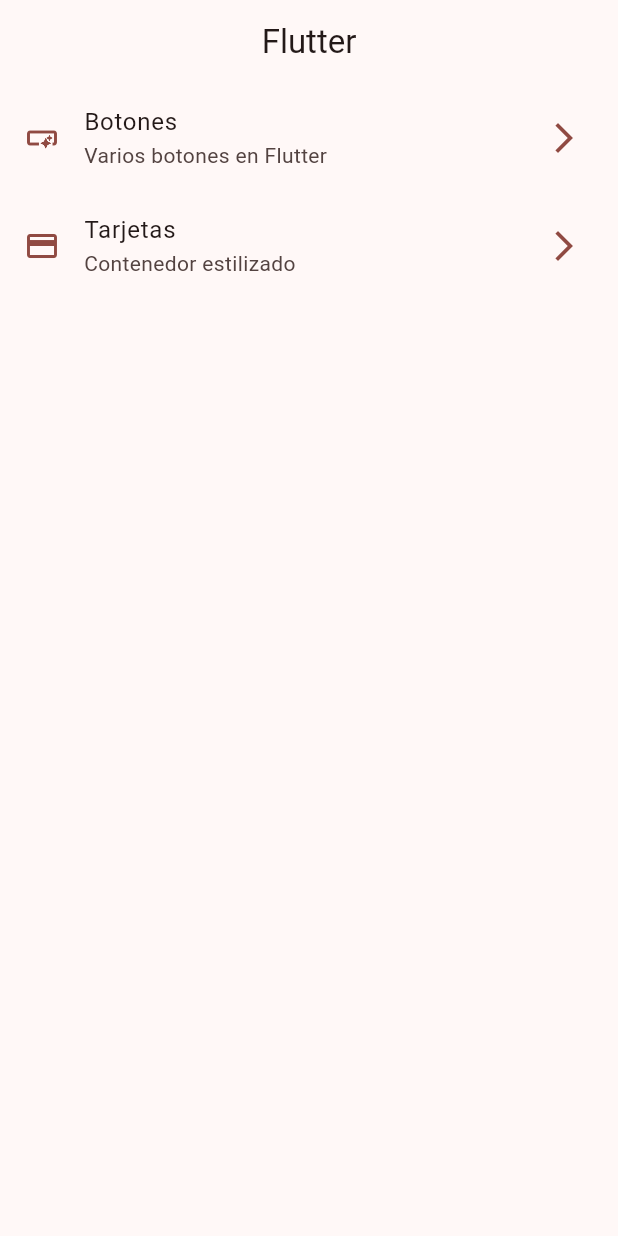
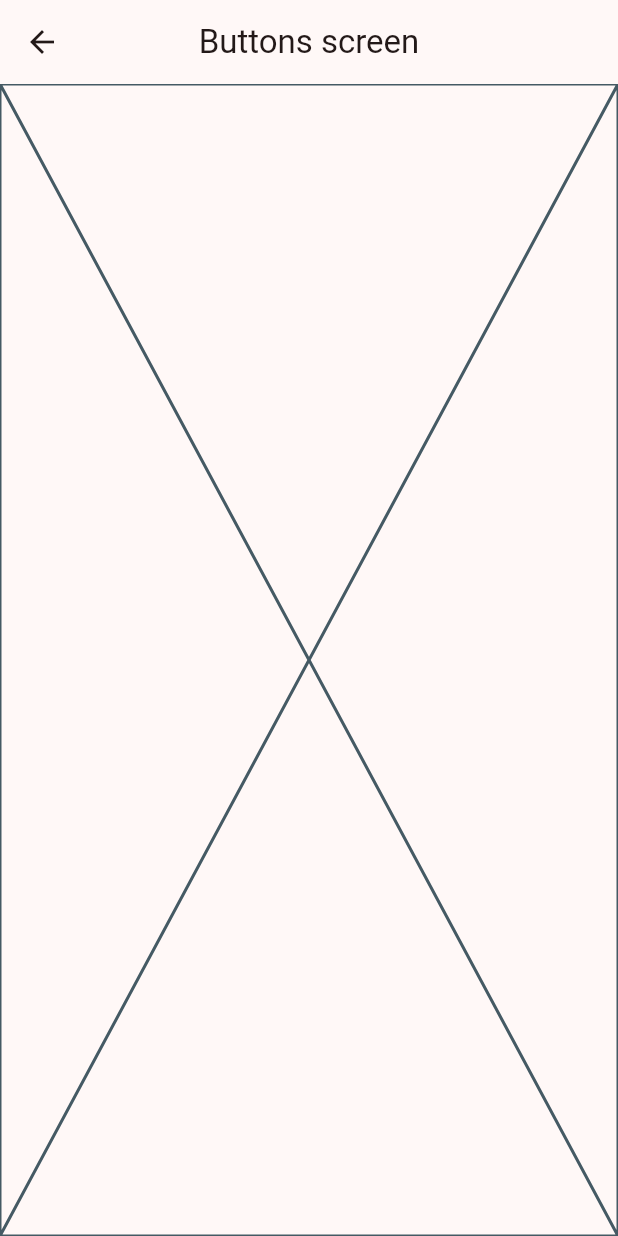
Before and after one commit to Gaan21/Flutter, a Flutter app: the screen it shows after launch, after a tap on "Botones", on a phone screen of 412 x 824 dp. Run offline on Flutter 3.47's test engine with Material 2 defaults, Android fonts, the light colour scheme and no system bars; our stand-ins replace animate_do, dio, go_router, video_player; network calls fail.

Commit message:
Go router configurado

```diff
--- a/widgets_app/lib/config/menu/menu_items.dart
+++ b/widgets_app/lib/config/menu/menu_items.dart
@@ -18,13 +18,13 @@
   MenuItem(
     title: "Botones",
     subtitle: "Varios botones en Flutter",
-    link: "/Buttons",
+    link: "/buttons",
     icon: Icons.smart_button_outlined,
   ),
   MenuItem(
     title: "Tarjetas",
     subtitle: "Contenedor estilizado",
-    link: "/Cards",
+    link: "/cards",
     icon: Icons.credit_card,
   ),
 ];
--- /dev/null
+++ b/widgets_app/lib/config/router/app_router.dart
@@ -0,0 +1,21 @@
+import 'package:go_router/go_router.dart';
+import 'package:widgets_app/presentation/screens/screens.dart';
+
+// GoRouter configuration
+final appRouter = GoRouter(
+  initialLocation: "/",
+  routes: [
+    GoRoute(
+      path: "/",
+      builder: (context, state) => const HomeScreen(),
+    ),
+    GoRoute(
+      path: "/cards",
+      builder: (context, state) => const CardsScreen(),
+    ),
+    GoRoute(
+      path: "/buttons",
+      builder: (context, state) => const ButtonsScreen(),
+    ),
+  ],
+);
--- a/widgets_app/lib/main.dart
+++ b/widgets_app/lib/main.dart
@@ -1,6 +1,6 @@
 import 'package:flutter/material.dart';
+import 'package:widgets_app/config/router/app_router.dart';
 import 'package:widgets_app/config/theme/app_theme.dart';
-import 'package:widgets_app/presentation/screens/home/home_screen.dart';
 
 void main() {
   runApp(const MyApp());
@@ -11,10 +11,10 @@
 
   @override
   Widget build(BuildContext context) {
-    return MaterialApp(
+    return MaterialApp.router(
+      routerConfig: appRouter,
       debugShowCheckedModeBanner: false,
       theme: AppTheme(selectedColor: 3).getTheme(),
-      home: const HomeScreen(),
     );
   }
 }
--- /dev/null
+++ b/widgets_app/lib/presentation/screens/buttons/buttons_screen.dart
@@ -0,0 +1,15 @@
+import 'package:flutter/material.dart';
+
+class ButtonsScreen extends StatelessWidget {
+  const ButtonsScreen({super.key});
+
+  @override
+  Widget build(BuildContext context) {
+    return Scaffold(
+      appBar: AppBar(
+        title: const Text("Buttons screen"),
+      ),
+      body: const Placeholder(),
+    );
+  }
+}
--- /dev/null
+++ b/widgets_app/lib/presentation/screens/cards/cards_screen.dart
@@ -0,0 +1,15 @@
+import 'package:flutter/material.dart';
+
+class CardsScreen extends StatelessWidget {
+  const CardsScreen({super.key});
+
+  @override
+  Widget build(BuildContext context) {
+    return Scaffold(
+      appBar: AppBar(
+        title: const Text("Cards screen"),
+      ),
+      body: const Placeholder(),
+    );
+  }
+}
--- a/widgets_app/lib/presentation/screens/home/home_screen.dart
+++ b/widgets_app/lib/presentation/screens/home/home_screen.dart
@@ -1,4 +1,5 @@
 import 'package:flutter/material.dart';
+import 'package:go_router/go_router.dart';
 import 'package:widgets_app/config/menu/menu_items.dart';
 
 class HomeScreen extends StatelessWidget {
@@ -53,7 +54,15 @@
       title: Text(menuItem.title),
       subtitle: Text(menuItem.subtitle),
       onTap: () {
-        //TODO: Navegar entre pantallas
+        /* Navigator.of(context).push(
+          MaterialPageRoute(
+            builder: (context) => const ButtonsScreen(),
+          ),
+        ); */
+
+        /* Navigator.pushNamed(context, menuItem.link); */
+
+        context.push(menuItem.link);
       },
     );
   }
--- /dev/null
+++ b/widgets_app/lib/presentation/screens/screens.dart
@@ -0,0 +1,3 @@
+export 'package:widgets_app/presentation/screens/buttons/buttons_screen.dart';
+export 'package:widgets_app/presentation/screens/home/home_screen.dart';
+export 'package:widgets_app/presentation/screens/cards/cards_screen.dart';
--- a/widgets_app/pubspec.yaml
+++ b/widgets_app/pubspec.yaml
@@ -35,6 +35,7 @@
   # The following adds the Cupertino Icons font to your application.
   # Use with the CupertinoIcons class for iOS style icons.
   cupertino_icons: ^1.0.2
+  go_router: ^9.0.3
 
 dev_dependencies:
   flutter_test:
```
Also changed, not shown: widgets_app/pubspec.lock.
